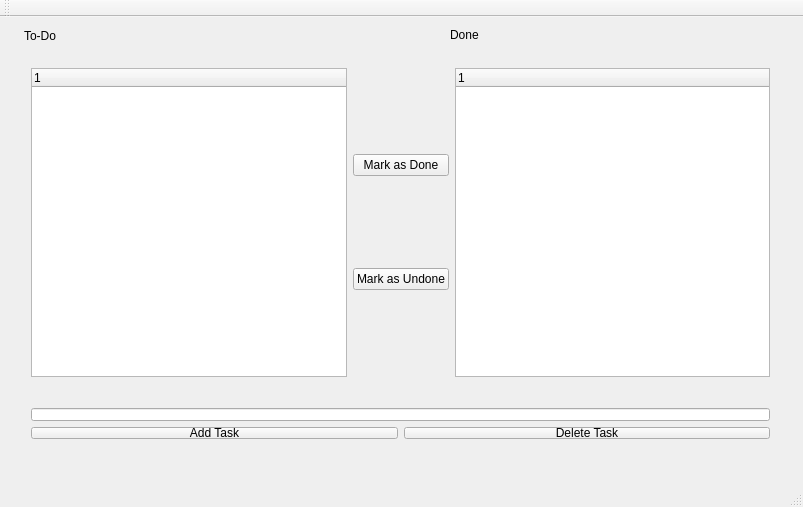
Old version of the form mainwindow.ui in the repository denizhekimci/ToDoList.
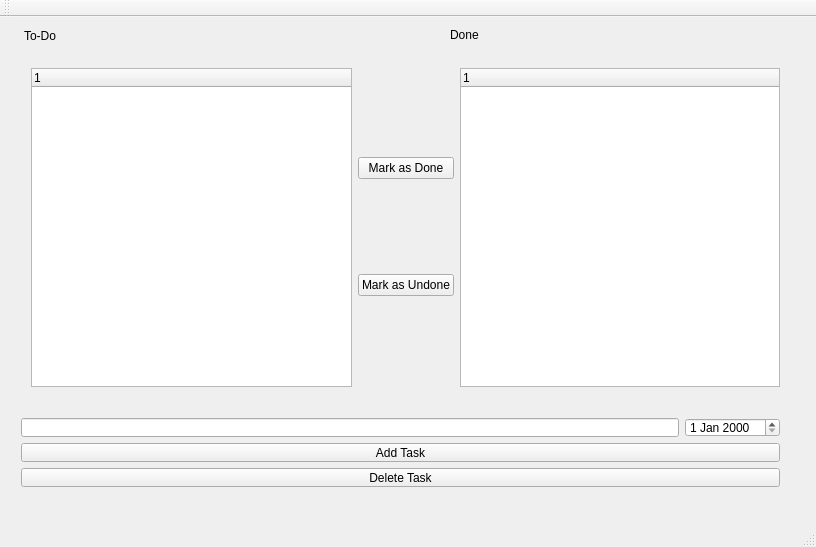
New version of the form.

Commit message: Item class added.

What changed in the file:
```diff
--- a/mainwindow.ui
+++ b/mainwindow.ui
@@ -6,8 +6,8 @@
    <rect>
     <x>0</x>
     <y>0</y>
-    <width>803</width>
-    <height>507</height>
+    <width>816</width>
+    <height>547</height>
    </rect>
   </property>
   <property name="windowTitle">
@@ -40,46 +40,13 @@
      <string>To-Do</string>
     </property>
    </widget>
-   <widget class="QWidget" name="">
-    <property name="geometry">
-     <rect>
-      <x>20</x>
-      <y>380</y>
-      <width>761</width>
-      <height>53</height>
-     </rect>
-    </property>
-    <layout class="QVBoxLayout" name="verticalLayout">
-     <item>
-      <widget class="QLineEdit" name="lineEdit"/>
-     </item>
-     <item>
-      <layout class="QHBoxLayout" name="horizontalLayout">
-       <item>
-        <widget class="QPushButton" name="pushButton">
-         <property name="text">
-          <string>Add Task</string>
-         </property>
-        </widget>
-       </item>
-       <item>
-        <widget class="QPushButton" name="pushButton_2">
-         <property name="text">
-          <string>Delete Task</string>
-         </property>
-        </widget>
-       </item>
-      </layout>
-     </item>
-    </layout>
-   </widget>
-   <widget class="QWidget" name="">
+   <widget class="QWidget" name="layoutWidget">
     <property name="geometry">
      <rect>
       <x>20</x>
       <y>40</y>
-      <width>761</width>
-      <height>331</height>
+      <width>771</width>
+      <height>341</height>
      </rect>
     </property>
     <layout class="QHBoxLayout" name="horizontalLayout_2">
@@ -121,13 +88,52 @@
      </item>
     </layout>
    </widget>
-   <zorder>listWidget</zorder>
-   <zorder>pushButton</zorder>
-   <zorder>pushButton_2</zorder>
-   <zorder>pushButton_3</zorder>
-   <zorder>listView</zorder>
-   <zorder>pushButton_3</zorder>
-   <zorder>pushButton_2</zorder>
+   <widget class="QWidget" name="">
+    <property name="geometry">
+     <rect>
+      <x>10</x>
+      <y>390</y>
+      <width>781</width>
+      <height>91</height>
+     </rect>
+    </property>
+    <layout class="QVBoxLayout" name="verticalLayout_3">
+     <item>
+      <layout class="QVBoxLayout" name="verticalLayout">
+       <item>
+        <layout class="QHBoxLayout" name="horizontalLayout_3">
+         <item>
+          <layout class="QHBoxLayout" name="horizontalLayout"/>
+         </item>
+         <item>
+          <widget class="QLineEdit" name="lineEdit"/>
+         </item>
+         <item>
+          <widget class="QDateEdit" name="dateEdit"/>
+         </item>
+        </layout>
+       </item>
+      </layout>
+     </item>
+     <item>
+      <widget class="QPushButton" name="pushButton">
+       <property name="text">
+        <string>Add Task</string>
+       </property>
+      </widget>
+     </item>
+     <item>
+      <widget class="QPushButton" name="pushButton_2">
+       <property name="text">
+        <string>Delete Task</string>
+       </property>
+      </widget>
+     </item>
+    </layout>
+   </widget>
+   <zorder>label</zorder>
+   <zorder>layoutWidget</zorder>
+   <zorder>layoutWidget</zorder>
    <zorder>label_2</zorder>
    <zorder>lineEdit</zorder>
   </widget>
```
Left out of the diff: 6 changed lines with no effect on the pictures. The commit also changes 6 other files.
